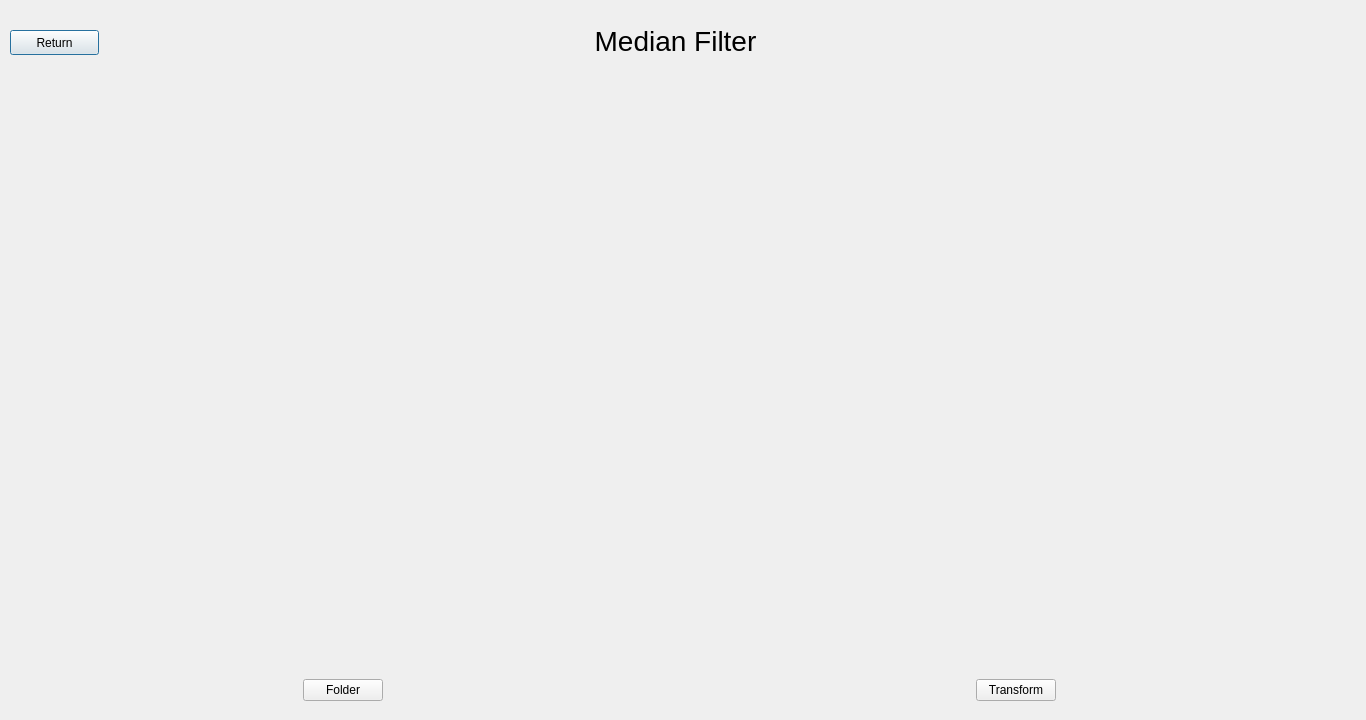
Qt form FiltOption/MedFilt/src/MedFilt/medfilt.ui (Rodelph/Image-Processing-Utility) before a commit.
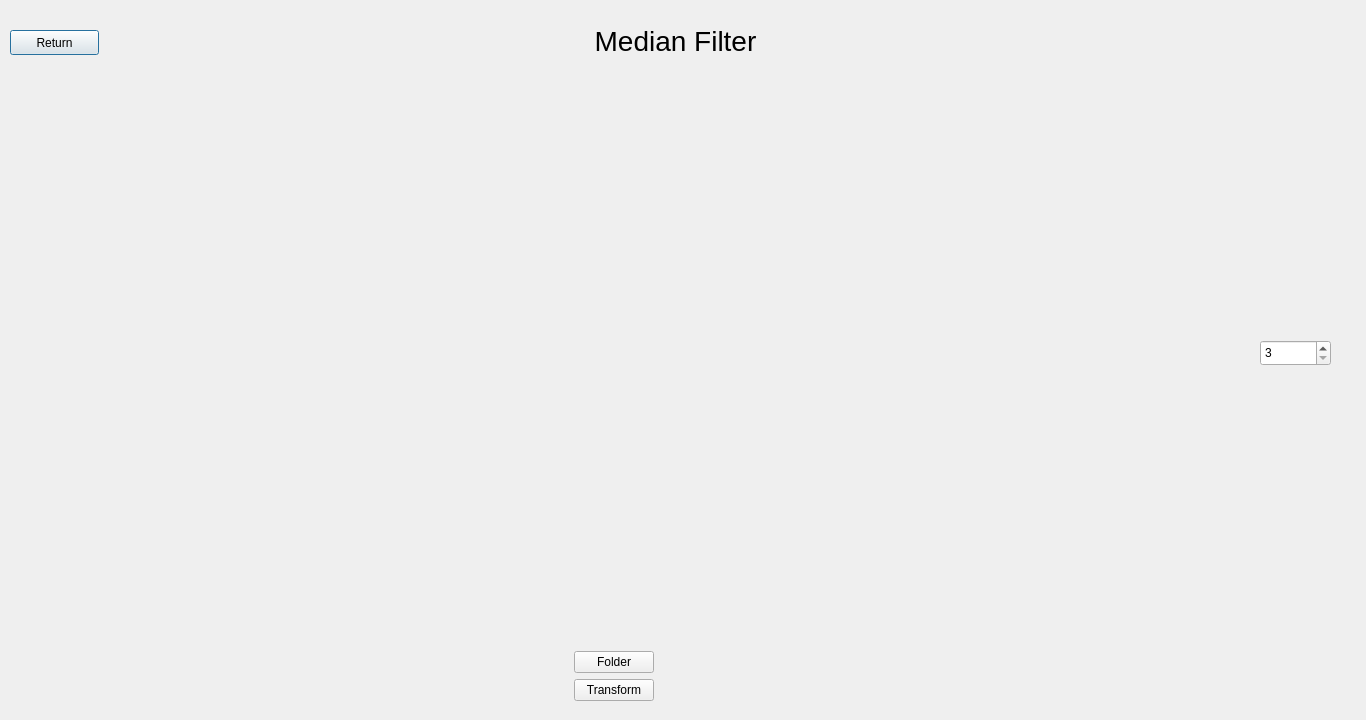
The same form after that commit.

The edit to the form file:
```diff
--- a/FiltOption/MedFilt/src/MedFilt/medfilt.ui
+++ b/FiltOption/MedFilt/src/MedFilt/medfilt.ui
@@ -49,7 +49,7 @@
     <rect>
      <x>9</x>
      <y>80</y>
-     <width>1341</width>
+     <width>1211</width>
      <height>621</height>
     </rect>
    </property>
@@ -61,6 +61,9 @@
         <property name="text">
          <string/>
         </property>
+        <property name="alignment">
+         <set>Qt::AlignCenter</set>
+        </property>
        </widget>
       </item>
       <item alignment="Qt::AlignHCenter">
@@ -70,17 +73,6 @@
         </property>
        </widget>
       </item>
-     </layout>
-    </item>
-    <item>
-     <layout class="QVBoxLayout" name="verticalLayout_2">
-      <item>
-       <widget class="QLabel" name="label_2">
-        <property name="text">
-         <string/>
-        </property>
-       </widget>
-      </item>
       <item alignment="Qt::AlignHCenter">
        <widget class="QPushButton" name="transBtn">
         <property name="text">
@@ -113,6 +105,22 @@
     <set>Qt::AlignCenter</set>
    </property>
   </widget>
+  <widget class="QSpinBox" name="spinBox">
+   <property name="geometry">
+    <rect>
+     <x>1260</x>
+     <y>340</y>
+     <width>71</width>
+     <height>26</height>
+    </rect>
+   </property>
+   <property name="minimum">
+    <number>3</number>
+   </property>
+   <property name="singleStep">
+    <number>2</number>
+   </property>
+  </widget>
  </widget>
  <resources/>
  <connections/>
```
Left out of the diff: 2 changed lines with no effect on the pictures.
